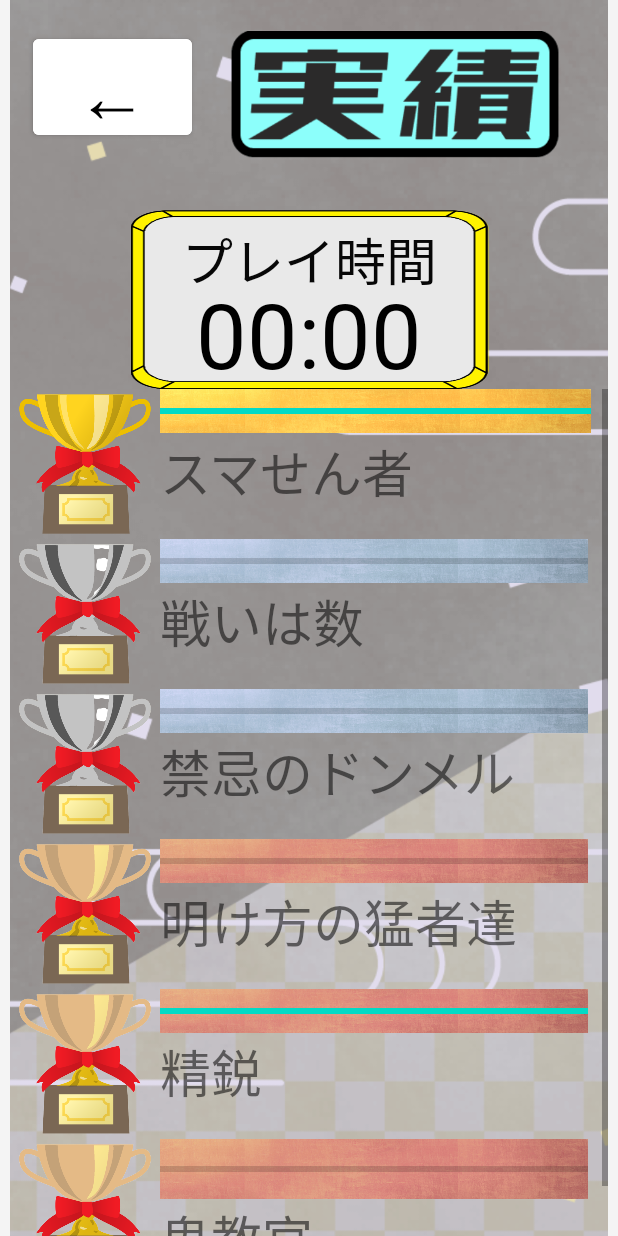
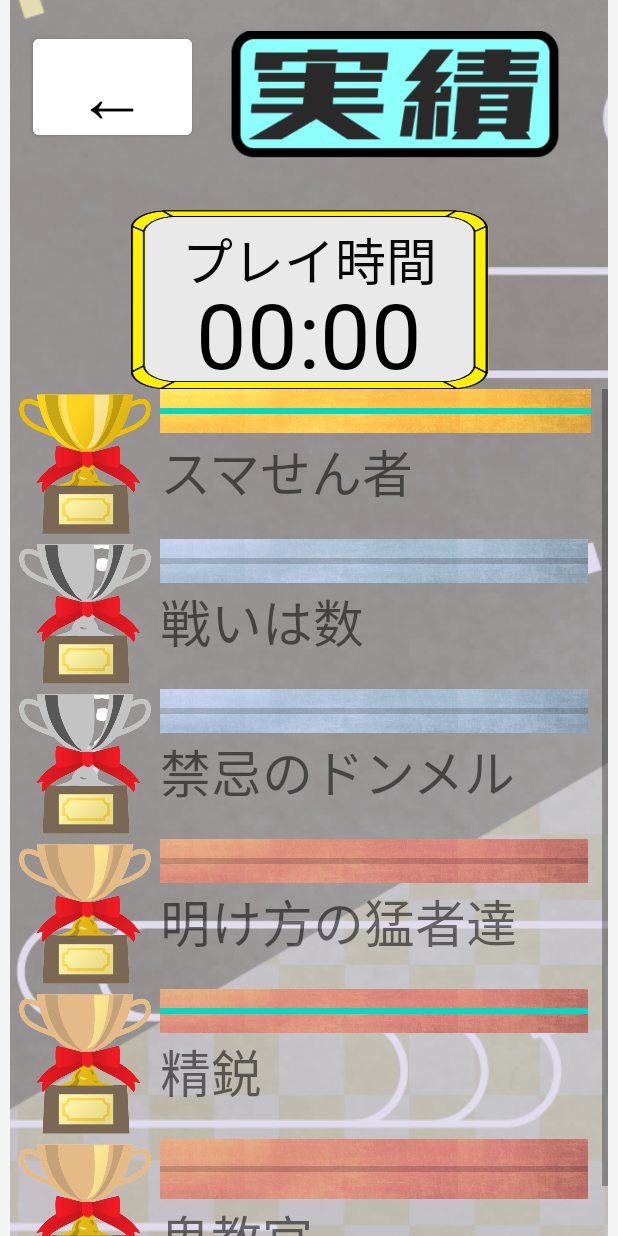
Before and after one commit to namiakanot/AndroidProject, an Android app: the AchievementActivity screen opened directly, with no data from a screen before it, on a phone screen of 412 x 824 dp. Run offline under Robolectric (Android 15) with nearby library versions, the phone set to English and light mode, and no system bars.

Commit message:
手直し

```diff
--- a/app/src/main/res/layout/activity_achievement.xml
+++ b/app/src/main/res/layout/activity_achievement.xml
@@ -10,9 +10,9 @@
 
     <ImageView
         android:id="@+id/achievement_bg"
-        android:layout_width="0dp"
-        android:layout_height="0dp"
-        android:scaleType="centerCrop"
+        android:layout_width="wrap_content"
+        android:layout_height="wrap_content"
+        android:scaleType="center"
         android:src="@drawable/result_background"
         app:layout_constraintBottom_toBottomOf="parent"
         app:layout_constraintEnd_toEndOf="parent"
@@ -80,7 +80,7 @@
     <ScrollView
         android:layout_width="0dp"
         android:layout_height="0dp"
-        app:layout_constraintBottom_toBottomOf="@+id/achievement_bg"
+        app:layout_constraintBottom_toBottomOf="parent"
         app:layout_constraintEnd_toEndOf="parent"
         app:layout_constraintStart_toStartOf="parent"
         app:layout_constraintTop_toBottomOf="@+id/imageView8">
```
Also changed, not shown: app/src/main/res/layout/fragment_attack_pop.xml (+5 -3 lines).
